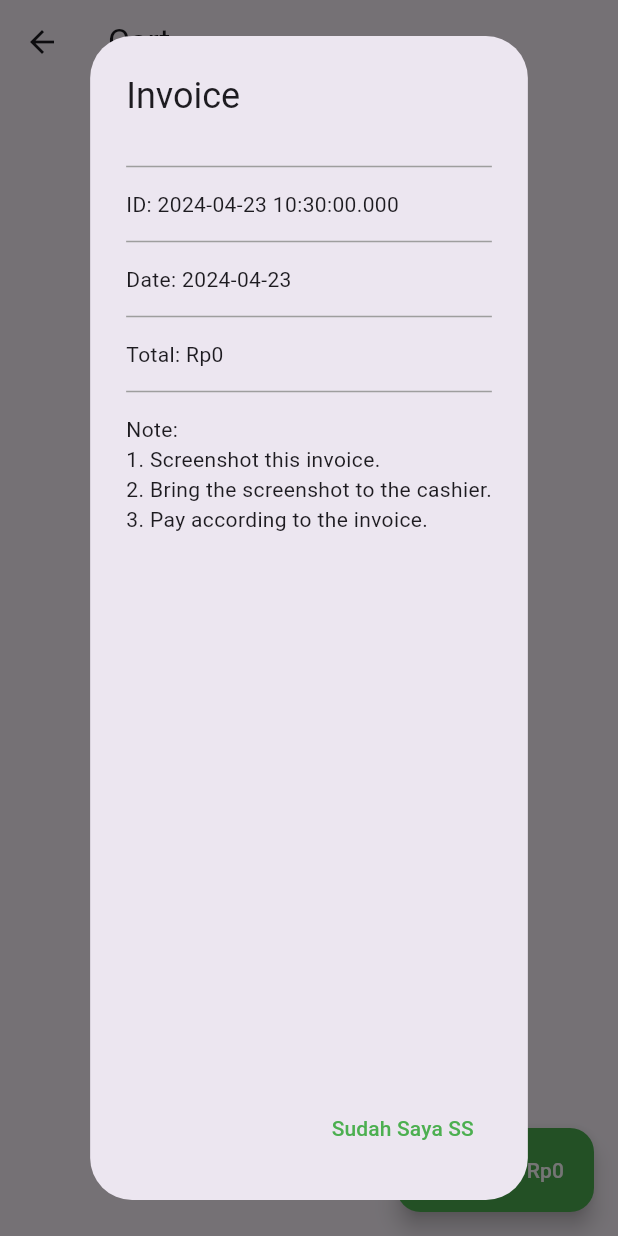
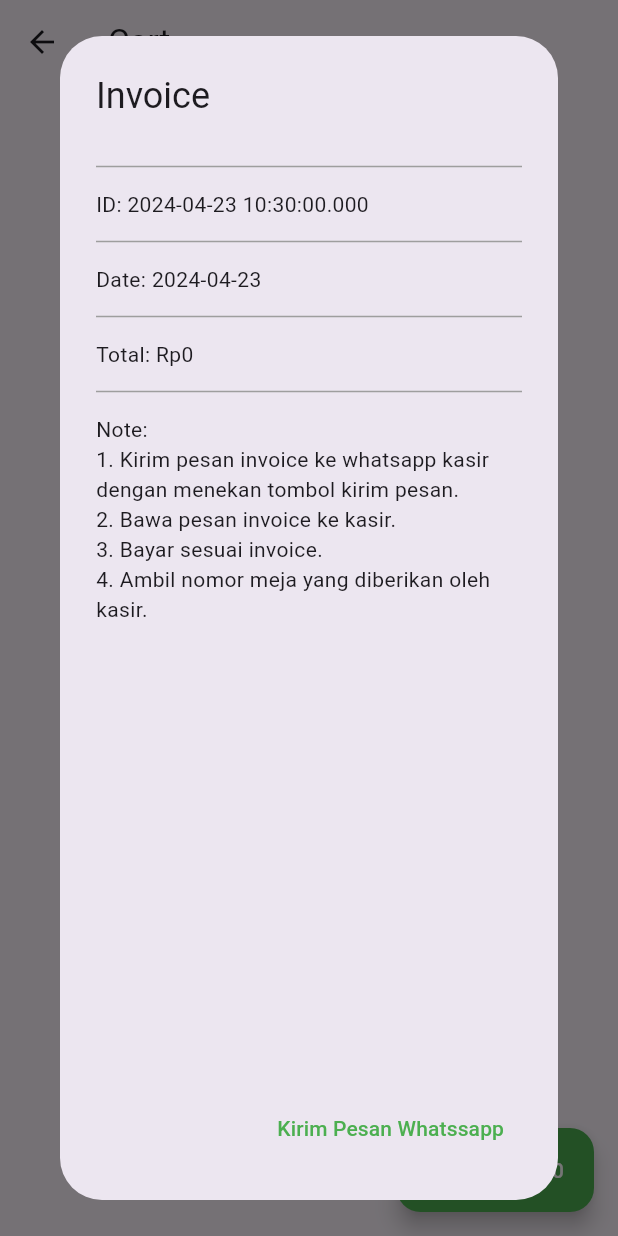
Before and after one commit to KuraoHikari/warung_bu_ode, a Flutter app: the CartScreen screen opened by its route, after a tap on an icon or button, on a phone screen of 412 x 824 dp. Run offline on Flutter 3.47's test engine with Material 3 defaults, Android fonts, the phone set to English and light mode, and no system bars; our stand-ins replace fluttertoast, shared_preferences; missing offline and left inert: flutter_scroll_shadow; accounts and stored records are empty.

Commit message:
chore:
- Send Invoice with Whats app with wa.me

```diff
--- a/lib/routes/cart_screen.dart
+++ b/lib/routes/cart_screen.dart
@@ -1,5 +1,6 @@
 import 'package:flutter/material.dart';
 import 'package:provider/provider.dart';
+import 'package:url_launcher/url_launcher.dart';
 import 'package:warung_bu_ode/models/cart.dart';
 import 'package:intl/intl.dart';
 import 'package:warung_bu_ode/models/invoice.dart';
@@ -16,6 +17,15 @@ class CartScreen extends StatefulWidget {
 
 class _CartScreenState extends State<CartScreen> {
   final idrFormat = NumberFormat.currency(locale: 'id_ID', symbol: 'Rp');
+
+  void launchURL(String link) async {
+    final Uri url = Uri.parse(
+        'https://wa.me/6283114227556?text=${Uri.encodeComponent(link)}');
+
+    if (!await launchUrl(url)) {
+      throw Exception('Could not launch $url');
+    }
+  }
 
   @override
   Widget build(BuildContext context) {
@@ -68,7 +78,7 @@ class _CartScreenState extends State<CartScreen> {
                     items: List.from(cart.items),
                   );
                   return AlertDialog(
-                    title: Text('Invoice'),
+                    title: const Text('Invoice'),
                     content: Column(
                       crossAxisAlignment:
                           CrossAxisAlignment.start, // Add this line
@@ -103,18 +113,36 @@ class _CartScreenState extends State<CartScreen> {
                           thickness: 1,
                         ),
                         const Text('Note:'),
-                        const Text('1. Screenshot this invoice.'),
-                        const Text('2. Bring the screenshot to the cashier.'),
-                        const Text('3. Pay according to the invoice.'),
+                        const Text(
+                            '1. Kirim pesan invoice ke whatsapp kasir dengan menekan tombol kirim pesan.'),
+                        const Text('2. Bawa pesan invoice ke kasir.'),
+                        const Text('3. Bayar sesuai invoice.'),
+                        const Text(
+                            '4. Ambil nomor meja yang diberikan oleh kasir.'),
                       ],
                     ),
                     actions: [
                       TextButton(
                         child: const Text(
-                          'Sudah Saya SS',
+                          'Kirim Pesan Whatssapp',
                           style: TextStyle(color: Colors.green),
                         ),
                         onPressed: () {
+                          String message = '*Invoice*\n'
+                              '============================\n'
+                              'ID: ${invoice.id}\n'
+                              'Date: ${DateFormat('yyyy-MM-dd').format(invoice.date)}\n'
+                              '=========== *MENU* =========\n'
+                              '${invoice.items.map((item) => '*${item.title}*: ${item.quantity} x ${idrFormat.format(item.price)} = ${idrFormat.format(item.price * item.quantity)}').join('\n')}\n'
+                              '============================\n'
+                              '*Total*: ${idrFormat.format(invoice.total)}\n'
+                              '============================\n'
+                              '*Note*:\n'
+                              '1. Kirim pesan invoice ke whatsapp kasir dengan menekan tombol kirim pesan.\n'
+                              '2. Bawa pesan invoice ke kasir.\n'
+                              '3. Bayar sesuai invoice.\n'
+                              '4. Ambil nomor meja yang diberikan oleh kasir.';
+                          launchURL(message);
                           cart.clearCart();
                           Navigator.pop(context, 'OK');
                           Navigator.pushNamed(
```
Also changed, not shown: lib/utils/url_launcher.dart (added), 1 other file.
